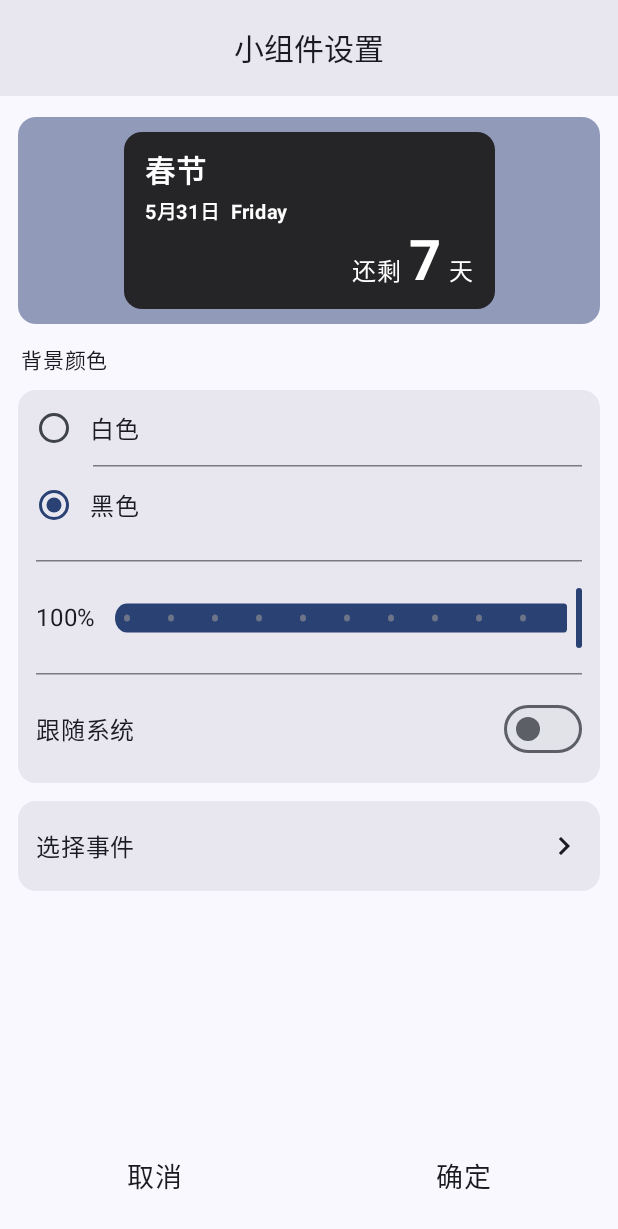
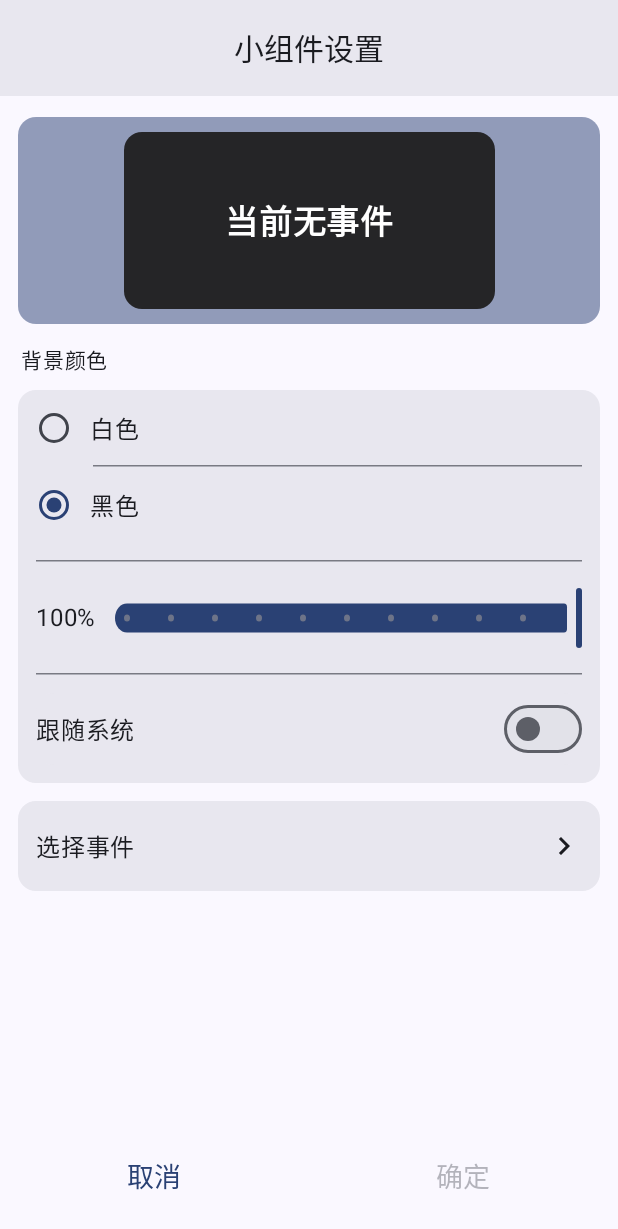
Before and after one commit to fansangg/EventsCountdown, an Android app built with Jetpack Compose: the composable WidgetSettingsPage called with empty values, after a tap on "选择事件", on a phone screen of 412 x 824 dp. Shown: the top 1229 px of the screen. Run offline under Robolectric (Android 15) with nearby library versions, the phone set to English and light mode, and no system bars; our stand-ins replace Dagger/Hilt's generated code, Room's generated code; libraries missing offline, so code that uses them is left out: androidx.glance, androidx.glance.appwidget; 1 statement that could not run was skipped; 2 other taps on this screen came first.

Commit message:
创建组件选择事件

```diff
--- a/app/src/main/java/fan/san/eventscountdown/page/home/HomeEvents.kt
+++ b/app/src/main/java/fan/san/eventscountdown/page/home/HomeEvents.kt
@@ -24,6 +24,8 @@ import androidx.compose.foundation.layout.padding
 import androidx.compose.foundation.layout.size
 import androidx.compose.foundation.layout.width
 import androidx.compose.foundation.lazy.LazyColumn
+import androidx.compose.foundation.lazy.LazyItemScope
+import androidx.compose.foundation.lazy.LazyListScope
 import androidx.compose.foundation.lazy.LazyListState
 import androidx.compose.foundation.lazy.items
 import androidx.compose.foundation.rememberScrollState
@@ -474,7 +476,7 @@ private fun MyDatePickerDialog(cancel: () -> Unit, confirm: (Long) -> Unit) {
 }
 
 @Composable
-private fun EventItem(events: Events,delete: (Events) -> Unit) {
+private fun LazyItemScope.EventItem(events: Events,delete: (Events) -> Unit) {
 
     val maxWidth = (-120).dp
 
@@ -486,7 +488,7 @@ private fun EventItem(events: Events,delete: (Events) -> Unit) {
 
     ElevatedCard(
         modifier = Modifier
-            .fillMaxWidth(),
+            .fillMaxWidth().animateItem(),
         colors = CardDefaults.elevatedCardColors().copy(containerColor = MaterialTheme.colorScheme.surfaceContainerHigh)
     ) {
         Box(
--- a/app/src/main/java/fan/san/eventscountdown/page/setting/WidgetSettingsPage.kt
+++ b/app/src/main/java/fan/san/eventscountdown/page/setting/WidgetSettingsPage.kt
@@ -6,7 +6,6 @@ import android.content.Context
 import android.content.Intent
 import android.util.Log
 import androidx.activity.compose.BackHandler
-import androidx.compose.foundation.ExperimentalFoundationApi
 import androidx.compose.foundation.background
 import androidx.compose.foundation.clickable
 import androidx.compose.foundation.isSystemInDarkTheme
@@ -33,6 +32,7 @@ import androidx.compose.material3.Slider
 import androidx.compose.material3.SliderDefaults
 import androidx.compose.material3.Switch
 import androidx.compose.material3.Text
+import androidx.compose.material3.TextButton
 import androidx.compose.runtime.Composable
 import androidx.compose.runtime.LaunchedEffect
 import androidx.compose.runtime.rememberCoroutineScope
@@ -58,20 +58,20 @@ import fan.san.eventscountdown.common.SpacerW
 import fan.san.eventscountdown.common.dynamicTextColor
 import fan.san.eventscountdown.common.formatMd
 import fan.san.eventscountdown.common.getWeekDay
+import fan.san.eventscountdown.navigation.Pages
 import fan.san.eventscountdown.utils.CommonUtil
 import fan.san.eventscountdown.viewmodel.SettingsViewModel
 import kotlinx.coroutines.launch
 import kotlin.math.roundToInt
 
-@OptIn(ExperimentalMaterial3Api::class, ExperimentalFoundationApi::class)
+@OptIn(ExperimentalMaterial3Api::class)
 @Composable
-fun WidgetSettingsPage(navHostController: NavHostController,glanceId: Int) {
+fun WidgetSettingsPage(navHostController: NavHostController, glanceId: Int) {
 
     val context = LocalContext.current
     val scope = rememberCoroutineScope()
 
     Log.d("fansangg", "#WidgetSettingsPage: glanceId == $glanceId")
-
 
 
     val viewModel = hiltViewModel<SettingsViewModel>()
@@ -123,14 +123,16 @@ fun WidgetSettingsPage(navHostController: NavHostController,glanceId: Int) {
                         .clip(shape = RoundedCornerShape(12.dp))
                         .background(
                             MaterialTheme.colorScheme.surfaceContainerHigh
-                        ).clickable {
-                            //navHostController.navigate(route = Pages.SelectEvent.withParam(glanceId))
-                                    viewModel.testInsert(glanceId)
-                        }
-                , verticalArrangement = Arrangement.Center){
-                    Row(modifier = Modifier
+                        )
+                        .clickable {
+                            navHostController.navigate(route = Pages.SelectEvent.withParam(glanceId))
+                        }, verticalArrangement = Arrangement.Center) {
+                    Row(
+                        modifier = Modifier
                             .fillMaxWidth()
-                        .padding(horizontal = 12.dp), horizontalArrangement = Arrangement.SpaceBetween){
+                            .padding(horizontal = 12.dp),
+                        horizontalArrangement = Arrangement.SpaceBetween
+                    ) {
                         Text(
                             text = "选择事件",
                             fontSize = 16.sp,
@@ -150,14 +152,12 @@ fun WidgetSettingsPage(navHostController: NavHostController,glanceId: Int) {
                     .height(80.dp)
             ) {
 
-                Box(
+                TextButton(
+                    onClick = { cancelSetting(context) },
                     modifier = Modifier
                         .fillMaxHeight()
                         .weight(1f)
                         .padding(12.dp)
-                        .clickable {
-                            cancelSetting(context)
-                        }, contentAlignment = Alignment.Center
                 ) {
                     Text(
                         text = "取消",
@@ -166,12 +166,8 @@ fun WidgetSettingsPage(navHostController: NavHostController,glanceId: Int) {
                 }
 
 
-                Box(
-                    modifier = Modifier
-                        .fillMaxHeight()
-                        .weight(1f)
-                        .padding(12.dp)
-                        .clickable {
+                TextButton(
+                    onClick = {
                         val result =
                             Intent().putExtra(AppWidgetManager.EXTRA_APPWIDGET_ID, glanceId)
                         (context as Activity).setResult(Activity.RESULT_OK, result)
@@ -179,7 +175,11 @@ fun WidgetSettingsPage(navHostController: NavHostController,glanceId: Int) {
                             viewModel.updateWidgetInfo(glanceId)
                             context.finish()
                         }
-                        }, contentAlignment = Alignment.Center
+                    },
+                    modifier = Modifier
+                        .fillMaxHeight()
+                        .weight(1f)
+                        .padding(12.dp), enabled = viewModel.eventsList.isNotEmpty()
                 ) {
                     Text(
                         text = "确定",
@@ -231,7 +231,11 @@ private fun AttributeSetting(viewModel: SettingsViewModel) {
 
                 SpacerW(12.dp)
 
-                Text(text = text, fontSize = 16.sp, modifier = Modifier.alpha(if (viewModel.followSystem) .6f else 1f))
+                Text(
+                    text = text,
+                    fontSize = 16.sp,
+                    modifier = Modifier.alpha(if (viewModel.followSystem) .6f else 1f)
+                )
             }
 
             if (index != viewModel.radioOptions.size - 1) {
@@ -266,21 +270,28 @@ private fun AttributeSetting(viewModel: SettingsViewModel) {
                 }, steps = 9, valueRange = 0f..1f, modifier = Modifier
                     .weight(1f)
                     .height(40.dp), track = {
-                        SliderDefaults.Track(sliderState = it, modifier = Modifier.scale(scaleX = 1f, scaleY = 1.2f))
+                    SliderDefaults.Track(
+                        sliderState = it,
+                        modifier = Modifier.scale(scaleX = 1f, scaleY = 1.2f)
+                    )
                 }
             )
         }
 
         HDivider(vertical = 12.dp, horizontal = 12.dp)
 
-        Row(modifier = Modifier
+        Row(
+            modifier = Modifier
                 .fillMaxWidth()
                 .padding(horizontal = 12.dp)
                 .padding(bottom = 12.dp)
                 .background(
                     MaterialTheme.colorScheme.surfaceContainerHigh,
                     shape = RoundedCornerShape(12.dp)
-            ), horizontalArrangement = Arrangement.SpaceBetween, verticalAlignment = Alignment.CenterVertically){
+                ),
+            horizontalArrangement = Arrangement.SpaceBetween,
+            verticalAlignment = Alignment.CenterVertically
+        ) {
 
             Text(text = "跟随系统", fontSize = 16.sp)
 
@@ -324,16 +335,17 @@ private fun WidgetPreview(
                 )
                 .padding(horizontal = 14.dp, vertical = 10.dp)
         ) {
+            if (viewModel.eventsList.isNotEmpty()) {
                 Column(modifier = Modifier.fillMaxSize()) {
                     Text(
-                    text = viewModel.nextEvents.title.ifEmpty { "春节" },
+                        text = viewModel.eventsList.first().title,
                         fontSize = 20.sp,
                         fontWeight = FontWeight.W700,
                         color = viewModel.currentColor.dynamicTextColor
                     )
 
                     Text(
-                    text = "${viewModel.nextEvents.startDateTime.formatMd}  ${viewModel.nextEvents.startDateTime.getWeekDay}",
+                        text = "${viewModel.eventsList.first().startDateTime.formatMd}  ${viewModel.eventsList.first().startDateTime.getWeekDay}",
                         fontSize = 13.sp,
                         fontWeight = FontWeight.W700,
                         color = viewModel.currentColor.dynamicTextColor
@@ -351,7 +363,7 @@ private fun WidgetPreview(
                                 color = viewModel.currentColor.dynamicTextColor
                             )
                             Text(
-                            text = CommonUtil.getDaysDiff(viewModel.nextEvents.startDateTime),
+                                text = CommonUtil.getDaysDiff(viewModel.eventsList.first().startDateTime),
                                 modifier = Modifier.alignByBaseline(),
                                 fontSize = 37.sp,
                                 color = viewModel.currentColor.dynamicTextColor,
@@ -366,6 +378,16 @@ private fun WidgetPreview(
                         }
                     }
                 }
+            } else {
+                Text(
+                    text = "当前无事件",
+                    fontSize = 22.sp,
+                    fontWeight = FontWeight.W700,
+                    color = viewModel.currentColor.dynamicTextColor,
+                    modifier = Modifier.align(alignment = Alignment.Center)
+                )
+            }
+
         }
     }
 }
--- a/app/src/main/java/fan/san/eventscountdown/viewmodel/SettingsViewModel.kt
+++ b/app/src/main/java/fan/san/eventscountdown/viewmodel/SettingsViewModel.kt
@@ -4,6 +4,7 @@ import android.content.Context
 import android.util.Log
 import androidx.compose.runtime.getValue
 import androidx.compose.runtime.mutableFloatStateOf
+import androidx.compose.runtime.mutableStateListOf
 import androidx.compose.runtime.mutableStateOf
 import androidx.compose.runtime.setValue
 import androidx.compose.ui.graphics.Color
@@ -36,25 +37,8 @@ class SettingsViewModel @Inject constructor(
     private val widgetsInfoRepository: WidgetsInfoRepository
 ) : ViewModel() {
 
-    var nextEvents by mutableStateOf(
-        Events(
-            0L,
-            "",
-            (System.currentTimeMillis().milliseconds + 7.days).inWholeMilliseconds, tag = ""
-        )
-    )
 
-    init {
-        viewModelScope.launch(Dispatchers.IO) {
-            val nextEventsList = countdownRepository.getNextEvents()
-            if (nextEventsList.isNotEmpty()) {
-                withContext(Dispatchers.Main){
-                    nextEvents = nextEventsList.first()
-                }
-            }
-        }
-    }
-
+    val eventsList = mutableStateListOf<Events>()
     val radioOptions = listOf("白色", "黑色")
     var currentColor by mutableStateOf(Color(253, 253, 253))
     var currentAlpha by mutableFloatStateOf(1f)
@@ -63,12 +47,14 @@ class SettingsViewModel @Inject constructor(
 
     fun getWidgetInfo(id: Int) {
         viewModelScope.launch(Dispatchers.IO) {
-            val ret = widgetsInfoRepository.queryById(id = id)
+            val ret = widgetsInfoRepository.queryWidgetWithEvents(id = id)
             if (ret.isNotEmpty()) {
-                currentColor = ret.first().color
+                currentColor = ret.first().widget.color
                 currentAlpha = currentColor.alpha
-                selectedOption = ret.first().colorOption
-                followSystem = ret.first().followSystem
+                selectedOption = ret.first().widget.colorOption
+                followSystem = ret.first().widget.followSystem
+                eventsList.clear()
+                eventsList.addAll(ret.first().events)
             }
         }
     }
@@ -90,19 +76,7 @@ class SettingsViewModel @Inject constructor(
         val widgetInfo = WidgetInfo(glaceId, color = currentColor, selectedOption, followSystem = followSystem)
         viewModelScope.launch(Dispatchers.IO) {
             widgetsInfoRepository.insert(widgetInfo)
-            widgetsInfoRepository.updateWidgetInfoState(widgetInfo, nextEvents)
-        }
-    }
-
-    fun testInsert(id:Int){
-        viewModelScope.launch(Dispatchers.IO){
-            val list = widgetsInfoRepository.queryWidgetWithEvents(id)
-            Log.d("fansangg", "testInsert: ${list.joinToString(",")} ")
-            /*val list = countdownRepository.getAllEvents().first()
-            val insertList = list.map {
-                EventWidgetCrossRef(eventId = it.id, widgetId = id.toLong())
-            }
-            widgetsInfoRepository.insertEventWidgetCrossRef(insertList)*/
+            widgetsInfoRepository.updateWidgetInfoState(widgetInfo, eventsList.first())
         }
     }
 }
--- a/app/src/main/java/fan/san/eventscountdown/widget/EventsCountdownWidget.kt
+++ b/app/src/main/java/fan/san/eventscountdown/widget/EventsCountdownWidget.kt
@@ -14,6 +14,7 @@ import androidx.glance.appwidget.GlanceAppWidget
 import androidx.glance.appwidget.GlanceAppWidgetManager
 import androidx.glance.appwidget.provideContent
 import androidx.glance.background
+import androidx.glance.color.DayNightColorProvider
 import androidx.glance.currentState
 import androidx.glance.layout.Alignment
 import androidx.glance.layout.Box
@@ -59,7 +60,7 @@ class EventsCountdownWidget : GlanceAppWidget() {
                 Box(
                     modifier = GlanceModifier.padding(horizontal = 12.dp, vertical = 8.dp)
                         .fillMaxSize().background(
-                            backgroundColor
+                            colorProvider = androidx.glance.color.ColorProvider(Color.White,Color.Black)
                         ), contentAlignment = Alignment.Center
                 ) {
 
```
Lines whose indentation alone changed are shown as unchanged.
